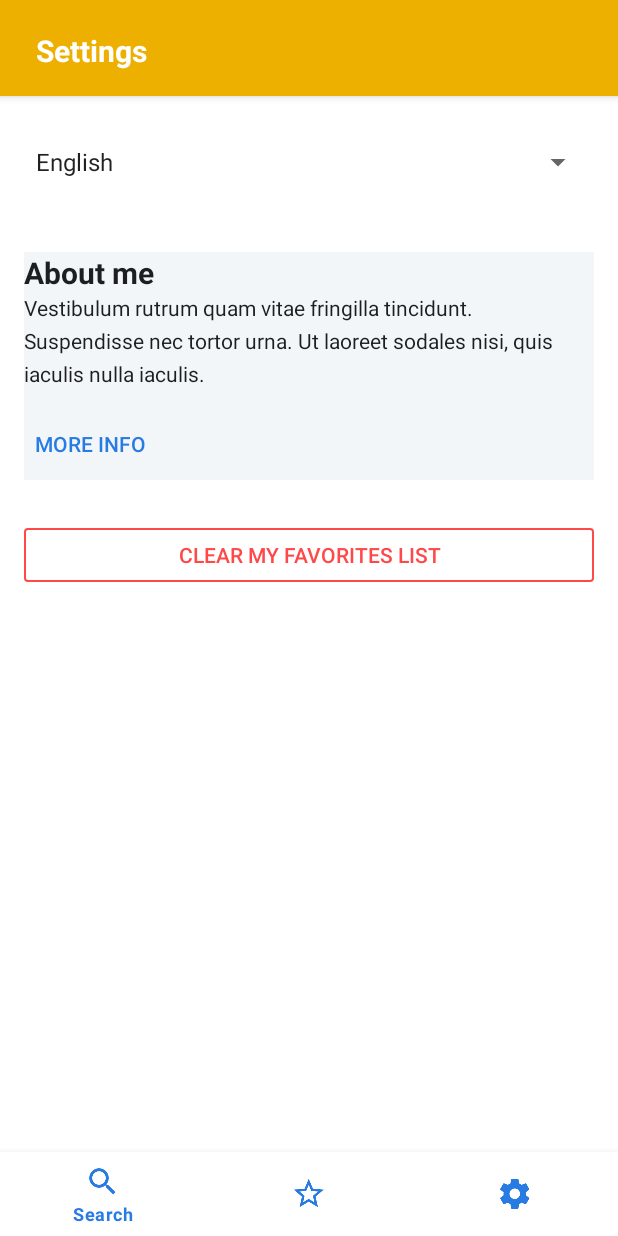
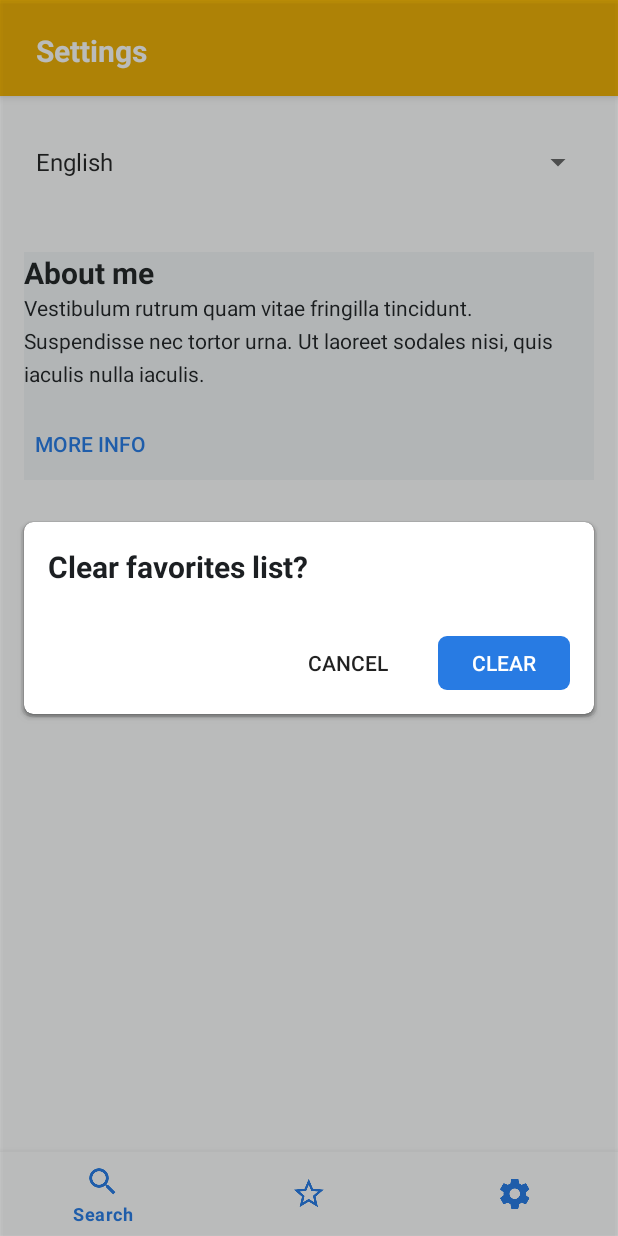
Before and after one commit to ivannavratil/SofaScoreAndroidAcademyProject, an Android app: the SettingsFragment screen opened through its navigation route, after a tap on "CLEAR MY FAVORITES LIST", on a phone screen of 412 x 824 dp. Run offline under Robolectric (Android 15) with nearby library versions, the phone set to English and light mode, and no system bars; our stand-ins replace Room's generated code, navigation-ui; 3 statements that could not run were skipped.

Commit message:
Snackbar added

```diff
--- /dev/null
+++ b/app/src/main/java/sofascore/pokedex/PopUpClass.kt
@@ -0,0 +1,56 @@
+package sofascore.pokedex
+
+
+import android.view.Gravity
+import android.view.LayoutInflater
+import android.view.View
+import android.widget.LinearLayout
+import android.widget.PopupWindow
+import androidx.appcompat.widget.AppCompatButton
+import com.google.android.material.snackbar.Snackbar
+import sofascore.pokedex.ui.viewmodel.FavoriteViewModel
+
+
+class PopUpClass {
+    //PopupWindow display method
+    fun showPopupWindow(view: View, favoriteViewModel: FavoriteViewModel) {
+
+        val popupView: View =
+            LayoutInflater.from(view.context).inflate(R.layout.clear_favorites_popup, null);
+
+        //Specify the length and width through constants
+        val width = LinearLayout.LayoutParams.MATCH_PARENT
+        val height = LinearLayout.LayoutParams.MATCH_PARENT
+
+        //Make Inactive Items Outside Of PopupWindow
+        val focusable = true
+
+        //Create a window with our parameters
+        val popupWindow = PopupWindow(popupView, width, height, focusable)
+
+        //Set the location of the window on the screen
+        popupWindow.showAtLocation(view, Gravity.CENTER, 0, 0)
+
+        val buttonClear: AppCompatButton = popupView.findViewById(R.id.button_clear);
+        val buttonCancel: AppCompatButton = popupView.findViewById(R.id.button_cancel);
+
+
+        buttonCancel.setOnClickListener { popupWindow.dismiss(); }
+
+        buttonClear.setOnClickListener {
+            favoriteViewModel.clearFavouritePokemons()
+            val snackbar = Snackbar.make(
+                view,
+                view.context.getString(R.string.favorites_list_is_clear), Snackbar.LENGTH_SHORT
+            )
+                .setAction("✕") {}
+                .setBackgroundTint(view.context.resources.getColor(R.color.dark))
+                .setAnimationMode(Snackbar.ANIMATION_MODE_FADE)
+
+            snackbar.show()
+            popupWindow.dismiss()
+        }
+
+
+    }
+}
--- a/app/src/main/java/sofascore/pokedex/ui/fragment/SettingsFragment.kt
+++ b/app/src/main/java/sofascore/pokedex/ui/fragment/SettingsFragment.kt
@@ -1,6 +1,5 @@
 package sofascore.pokedex.ui.fragment
 
-import android.content.Context
 import android.content.Intent
 import android.os.Bundle
 import android.os.Handler
@@ -14,16 +13,13 @@ import android.widget.ArrayAdapter
 import android.widget.Spinner
 import androidx.fragment.app.Fragment
 import androidx.fragment.app.viewModels
-import androidx.lifecycle.ViewModelProvider
-import org.intellij.lang.annotations.Language
 import sofascore.pokedex.LanguageHelper
+import sofascore.pokedex.PopUpClass
 import sofascore.pokedex.R
-import sofascore.pokedex.Util
 import sofascore.pokedex.databinding.FragmentSettingsBinding
 import sofascore.pokedex.ui.activity.AboutActivity
 import sofascore.pokedex.ui.activity.MainActivity
 import sofascore.pokedex.ui.viewmodel.FavoriteViewModel
-import sofascore.pokedex.ui.viewmodel.NotificationsViewModel
 
 const val LANGUAGE_EN = "en"
 const val LANGUAGE_HR = "hr"
@@ -47,20 +43,17 @@ class SettingsFragment : Fragment() {
 
         _binding = FragmentSettingsBinding.inflate(inflater, container, false)
 
-
-
         binding.moreInfo.setOnClickListener {
             val intent = Intent(requireContext(), AboutActivity()::class.java)
             startActivity(intent)
         }
 
         binding.clearFavourites.setOnClickListener {
-            favoriteViewModel.clearFavouritePokemons()
+            val popup = PopUpClass()
+            popup.showPopupWindow(it, favoriteViewModel)
         }
 
-
         val spinner: Spinner = binding.language
-
 
         val currentLanguageCode = LanguageHelper.getPreferredLanguage(requireContext())
 
@@ -78,7 +71,6 @@ class SettingsFragment : Fragment() {
         }
 
 
-
         spinner.onItemSelectedListener = object : AdapterView.OnItemSelectedListener {
             override fun onItemSelected(
                 parent: AdapterView<*>,
@@ -86,8 +78,6 @@ class SettingsFragment : Fragment() {
                 position: Int,
                 id: Long
             ) {
-
-
                 if (firstSelection) {
                     firstSelection = false
                 } else {
@@ -98,26 +88,12 @@ class SettingsFragment : Fragment() {
                         restartApp()
                     }
                 }
-
-
-
-
-
-
-
-
-
-
-
             }
 
             override fun onNothingSelected(parent: AdapterView<*>?) {
                 //TODO("Not yet implemented")
             }
-
         }
-
-
         return binding.root
     }
 
--- a/app/src/main/res/drawable/rounded_corner.xml
+++ b/app/src/main/res/drawable/rounded_corner.xml
@@ -2,21 +2,13 @@
 <selector xmlns:android="http://schemas.android.com/apk/res/android">
     <item android:state_enabled="false">
         <shape>
-            <corners android:radius="10dp" />
+            <corners android:radius="6dp" />
         </shape>
     </item>
-
     <!-- State Pressed-->
     <item android:state_pressed="true">
         <shape>
-            <corners android:radius="10dp" />
-        </shape>
-    </item>
-
-    <!-- State Enabled -->
-    <item android:state_enabled="true">
-        <shape>
-            <corners android:radius="10dp" />
+            <corners android:radius="6dp" />
         </shape>
     </item>
 </selector>
--- /dev/null
+++ b/app/src/main/res/layout/clear_favorites_popup.xml
@@ -0,0 +1,70 @@
+<?xml version="1.0" encoding="utf-8"?>
+
+<androidx.constraintlayout.widget.ConstraintLayout xmlns:android="http://schemas.android.com/apk/res/android"
+    xmlns:app="http://schemas.android.com/apk/res-auto"
+    android:layout_width="match_parent"
+    android:layout_height="match_parent"
+    android:layout_gravity="center"
+    android:background="@color/dark_alpha">
+
+
+    <androidx.cardview.widget.CardView
+        android:layout_width="match_parent"
+        android:layout_height="128dp"
+        android:layout_marginStart="16dp"
+        android:layout_marginEnd="16dp"
+        app:cardCornerRadius="@dimen/pokemon_details_card_radius"
+        app:layout_constraintBottom_toBottomOf="parent"
+        app:layout_constraintEnd_toEndOf="parent"
+        app:layout_constraintStart_toStartOf="parent"
+        app:layout_constraintTop_toTopOf="parent">
+
+        <androidx.constraintlayout.widget.ConstraintLayout
+            android:layout_width="match_parent"
+            android:layout_height="match_parent">
+
+            <TextView
+                style="@style/Headline2DarkLeft"
+                android:layout_width="match_parent"
+                android:layout_height="wrap_content"
+                android:layout_marginStart="16dp"
+                android:layout_marginTop="16dp"
+                android:layout_marginEnd="16dp"
+                android:text="@string/clear_favorites_list"
+                app:layout_constraintStart_toStartOf="parent"
+                app:layout_constraintTop_toTopOf="parent" />
+
+            <androidx.appcompat.widget.AppCompatButton
+                android:id="@+id/button_cancel"
+                android:layout_width="wrap_content"
+                android:layout_height="wrap_content"
+                android:layout_marginEnd="16dp"
+                android:layout_marginBottom="16dp"
+                android:background="@drawable/rounded_corner"
+                android:backgroundTint="@color/surface_1"
+                android:minHeight="36dp"
+                android:text="@string/cancel"
+                app:layout_constraintBottom_toBottomOf="parent"
+                app:layout_constraintEnd_toStartOf="@id/button_clear" />
+
+            <androidx.appcompat.widget.AppCompatButton
+                android:id="@+id/button_clear"
+                android:layout_width="wrap_content"
+                android:layout_height="wrap_content"
+                android:layout_marginEnd="16dp"
+                android:layout_marginBottom="16dp"
+                android:background="@drawable/rounded_corner"
+                android:backgroundTint="@color/tint_secondary"
+                android:minHeight="36dp"
+                android:text="@string/clear"
+                android:textColor="@color/surface_1"
+                app:layout_constraintBottom_toBottomOf="parent"
+                app:layout_constraintEnd_toEndOf="parent" />
+
+
+        </androidx.constraintlayout.widget.ConstraintLayout>
+
+
+    </androidx.cardview.widget.CardView>
+
+</androidx.constraintlayout.widget.ConstraintLayout>
--- a/app/src/main/res/values/strings.xml
+++ b/app/src/main/res/values/strings.xml
@@ -124,4 +124,8 @@
     <string name="hidden_ability">Hidden ability</string>
     <string name="stats">Stats</string>
     <string name="total">Total:</string>
+    <string name="clear">clear</string>
+    <string name="cancel">cancel</string>
+    <string name="favorites_list_is_clear">Favorites list is clear.</string>
+    <string name="clear_favorites_list">Clear favorites list?</string>
 </resources>
```
